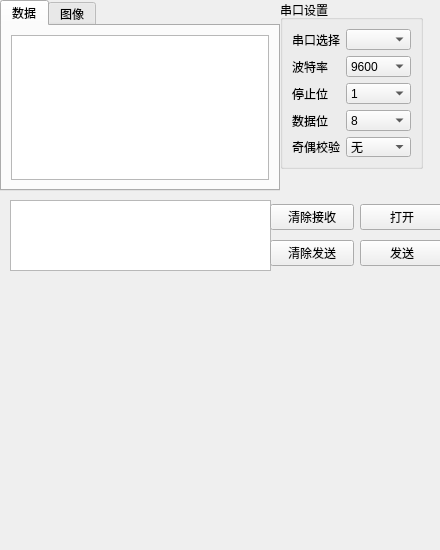
Before: the Qt Designer form serial_test/widget.ui in Puddingbl/qt_serial_test, drawn with Qt 5.
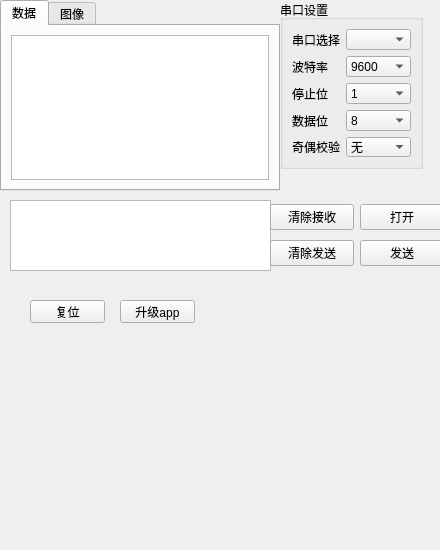
After: the same form once the commit is applied.

```diff
--- a/serial_test/widget.ui
+++ b/serial_test/widget.ui
@@ -248,6 +248,32 @@
     </widget>
    </widget>
   </widget>
+  <widget class="QPushButton" name="pushButton">
+   <property name="geometry">
+    <rect>
+     <x>30</x>
+     <y>300</y>
+     <width>75</width>
+     <height>23</height>
+    </rect>
+   </property>
+   <property name="text">
+    <string>复位</string>
+   </property>
+  </widget>
+  <widget class="QPushButton" name="pushButton_2">
+   <property name="geometry">
+    <rect>
+     <x>120</x>
+     <y>300</y>
+     <width>75</width>
+     <height>23</height>
+    </rect>
+   </property>
+   <property name="text">
+    <string>升级app</string>
+   </property>
+  </widget>
  </widget>
  <resources/>
  <connections/>
```
